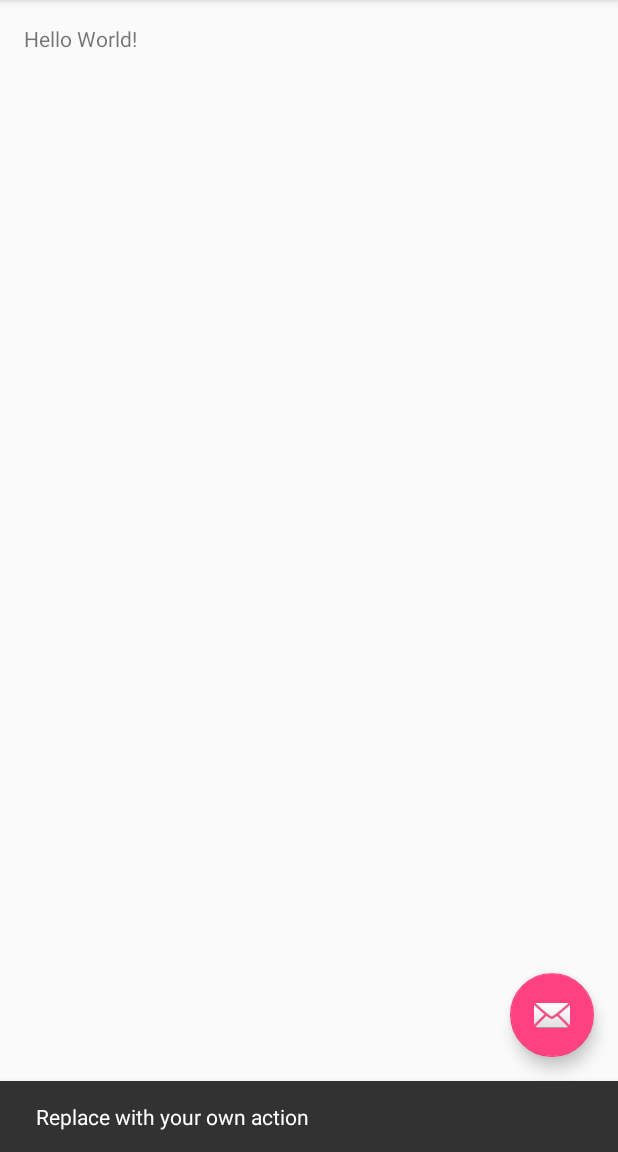
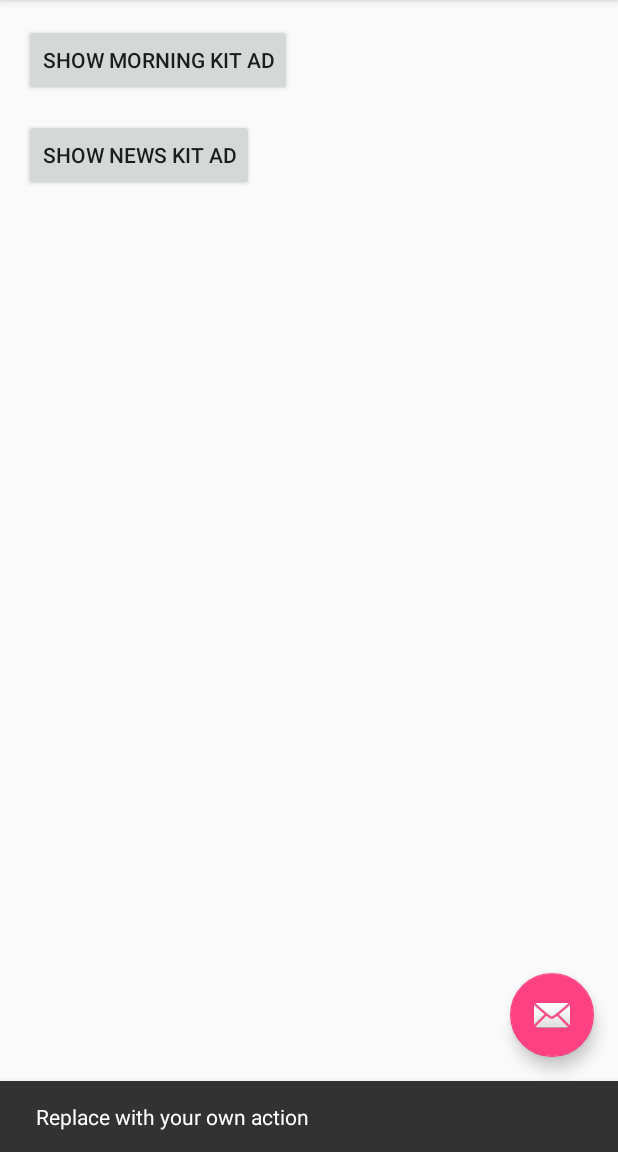
Before and after one commit to Yooii-Studios/FullscreenAdSample, an Android app: the screen it shows after launch (MainActivity), after a tap on an icon or button, on a phone screen of 412 x 824 dp, the part 84-1236 px from its top. Run offline under Robolectric (Android 15) with nearby library versions, the phone set to English and light mode, and no system bars; libraries missing offline, so code that uses them is left out: com.yooiistudios.fullscreenad.

```diff
--- a/app/src/main/java/com/yooiistudios/fullscreenadsample/MainActivity.java
+++ b/app/src/main/java/com/yooiistudios/fullscreenadsample/MainActivity.java
@@ -8,6 +8,8 @@ import android.support.v7.widget.Toolbar;
 import android.view.View;
 import android.view.Menu;
 import android.view.MenuItem;
+
+import com.yooiistudios.fullscreenad.FullscreenAdUtils;
 
 public class MainActivity extends AppCompatActivity {
 
@@ -49,4 +51,12 @@ public class MainActivity extends AppCompatActivity {
 
         return super.onOptionsItemSelected(item);
     }
+
+    public void onMorningKitAdButtonClick(View view) {
+        FullscreenAdUtils.showMorningKitAd(this);
+    }
+
+    public void onNewsKitAdButtonClick(View view) {
+        FullscreenAdUtils.showNewsKitAd(this);
+    }
 }
--- a/app/src/main/res/layout/content_main.xml
+++ b/app/src/main/res/layout/content_main.xml
@@ -11,10 +11,22 @@
     android:paddingBottom="@dimen/activity_vertical_margin"
     app:layout_behavior="@string/appbar_scrolling_view_behavior"
     tools:showIn="@layout/activity_main"
-    tools:context=".MainActivity">
+    tools:context=".MainActivity"
+    tools:ignore="HardcodedText">
 
-    <TextView
-        android:text="Hello World!"
+    <Button
+        android:id="@+id/morningkit_ad_button"
         android:layout_width="wrap_content"
-        android:layout_height="wrap_content"/>
+        android:layout_height="wrap_content"
+        android:text="Show Morning Kit Ad"
+        android:onClick="onMorningKitAdButtonClick"/>
+
+    <Button
+        android:id="@+id/newskit_ad_button"
+        android:layout_width="wrap_content"
+        android:layout_height="wrap_content"
+        android:layout_below="@id/morningkit_ad_button"
+        android:layout_marginTop="15dp"
+        android:text="Show News Kit Ad"
+        android:onClick="onNewsKitAdButtonClick"/>
 </RelativeLayout>
```
